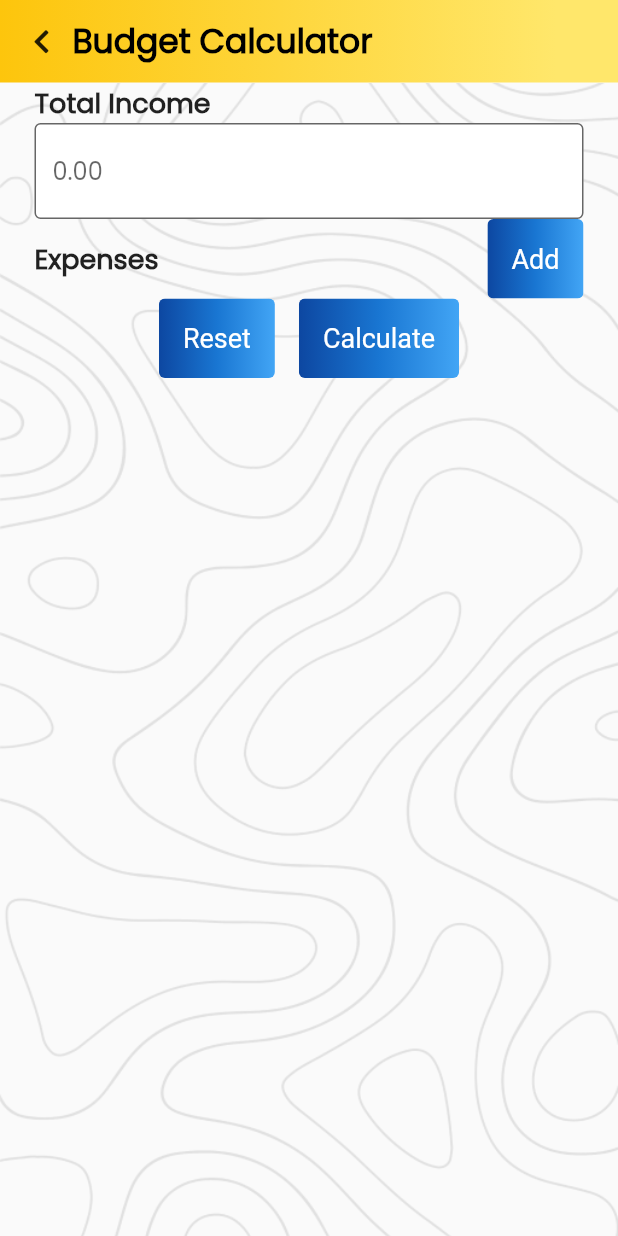
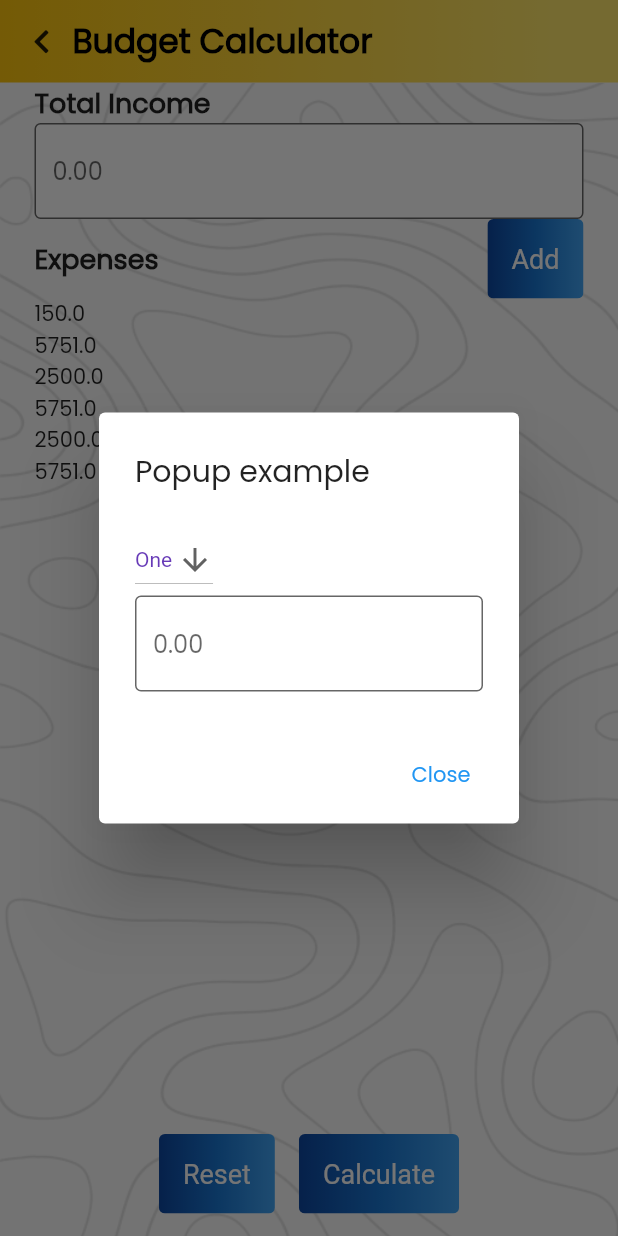
Before and after one commit to it19951386/BOC_Mobile_App, a Flutter app: the BudgetCalculator screen opened directly, after a tap on "Add", on a phone screen of 412 x 824 dp. Run offline on Flutter 3.47's test engine with Material 2 defaults, Android fonts, the light colour scheme and no system bars; our stand-ins replace font_awesome_flutter, table_calendar.

Commit message:
Create expense listview and dialog box

```diff
--- a/lib/screens/pasindu/BudgetCalculator.dart
+++ b/lib/screens/pasindu/BudgetCalculator.dart
@@ -33,6 +33,7 @@ class BudgetCalculatorBody extends StatelessWidget {
 
   @override
   Widget build(BuildContext context) {
+    var items;
     return Padding(
       padding: const EdgeInsets.only(left: 23, right: 23),
       child: Column(
@@ -81,7 +82,12 @@ class BudgetCalculatorBody extends StatelessWidget {
                         primary: Colors.white,
                         textStyle: const TextStyle(fontSize: 18),
                       ),
-                      onPressed: () {},
+                      onPressed: () {
+                        showDialog(
+                            context: context,
+                            builder: (BuildContext context) =>
+                                showPopUpForm(context));
+                      },
                       child: const Text('Add'),
                     ),
                   ],
@@ -89,7 +95,10 @@ class BudgetCalculatorBody extends StatelessWidget {
               )
             ],
           ),
-          Row(
+          ExpensesList(),
+          Padding(
+            padding: const EdgeInsets.only(top: 15, bottom: 15),
+            child: Row(
               mainAxisAlignment: MainAxisAlignment.center,
               children: [
                 Padding(
@@ -157,9 +166,107 @@ class BudgetCalculatorBody extends StatelessWidget {
                   ),
                 ),
               ],
+            ),
           )
         ],
       ),
     );
   }
 }
+
+Widget showPopUpForm(BuildContext context) {
+  return new AlertDialog(
+    title: const Text('Popup example'),
+    content: new Column(
+      mainAxisSize: MainAxisSize.min,
+      crossAxisAlignment: CrossAxisAlignment.start,
+      children: <Widget>[
+        DropDownList(),
+        TextField(
+          decoration: const InputDecoration(
+              border: OutlineInputBorder(),
+              hintText: '0.00',
+              filled: true,
+              fillColor: Colors.white),
+        ),
+      ],
+    ),
+    actions: <Widget>[
+      new FlatButton(
+        onPressed: () {
+          Navigator.of(context).pop();
+        },
+        textColor: Theme.of(context).primaryColor,
+        child: const Text('Close'),
+      ),
+    ],
+  );
+}
+
+class ExpensesList extends StatefulWidget {
+  const ExpensesList({Key? key}) : super(key: key);
+
+  @override
+  _ExpensesListState createState() => _ExpensesListState();
+}
+
+class _ExpensesListState extends State<ExpensesList> {
+  final List<double> expenses = [
+    150.00,
+    5751.00,
+    2500.00,
+    5751.00,
+    2500.00,
+    5751.00,
+  ];
+  @override
+  Widget build(BuildContext context) {
+    return Expanded(
+      child: ListView.builder(
+          itemCount: expenses.length,
+          itemBuilder: (BuildContext context, int index) {
+            return Container(
+              child: Text(expenses[index].toString()),
+            );
+          }),
+    );
+  }
+}
+
+class DropDownList extends StatefulWidget {
+  const DropDownList({Key? key}) : super(key: key);
+
+  @override
+  _DropDownListState createState() => _DropDownListState();
+}
+
+class _DropDownListState extends State<DropDownList> {
+  String dropdownValue = 'One';
+
+  @override
+  Widget build(BuildContext context) {
+    return DropdownButton<String>(
+      value: dropdownValue,
+      icon: const Icon(Icons.arrow_downward),
+      iconSize: 24,
+      elevation: 16,
+      style: const TextStyle(color: Colors.deepPurple),
+      // underline: Container(
+      //   height: 2,
+      //   color: Colors.deepPurpleAccent,
+      // ),
+      onChanged: (String? newValue) {
+        setState(() {
+          dropdownValue = newValue!;
+        });
+      },
+      items: <String>['One', 'Two', 'Free', 'Four']
+          .map<DropdownMenuItem<String>>((String value) {
+        return DropdownMenuItem<String>(
+          value: value,
+          child: Text(value),
+        );
+      }).toList(),
+    );
+  }
+}
```
Lines whose indentation alone changed are shown as unchanged.
